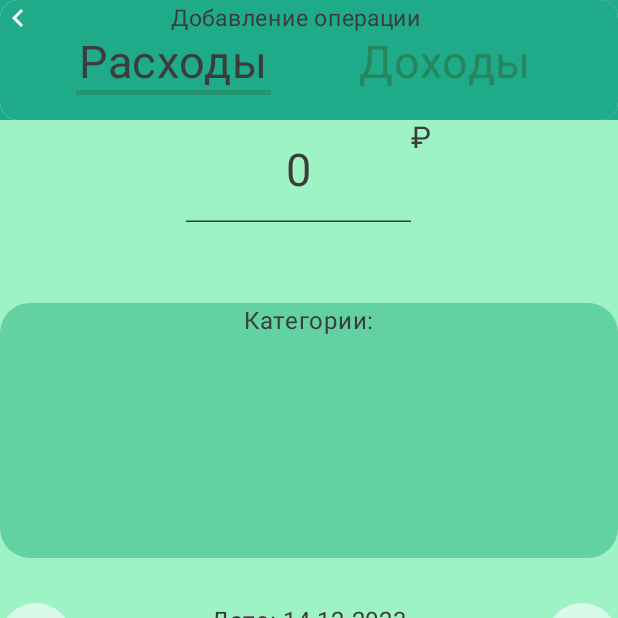
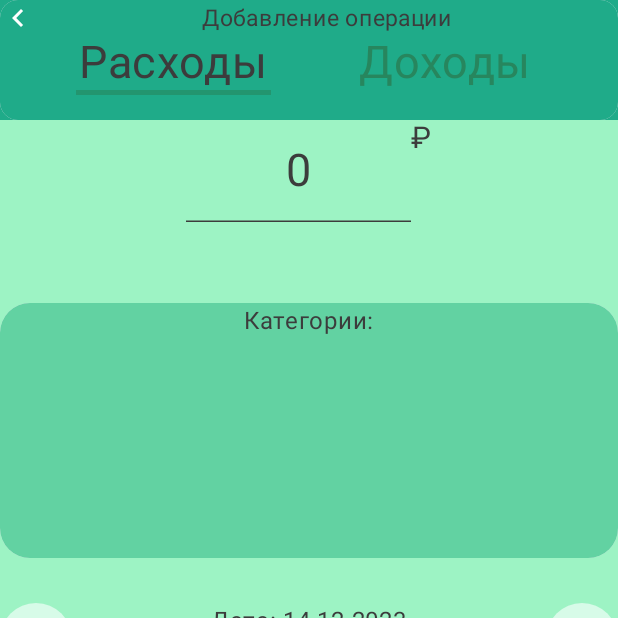
Before and after one commit to tel0p/Application_MyFinance_Kotlin, an Android app built with Jetpack Compose: the composable AddOperationWindow shown on its own in the app's theme, on a phone screen of 412 x 824 dp, the top half of it. Run offline under Robolectric (Android 15) with nearby library versions, the light colour scheme and no system bars; 7 statements that could not run were skipped.

Commit message:
Micro update

```diff
--- a/MyFinance/app/src/main/java/com/example/myfinance/screens/AddOperationWindow.kt
+++ b/MyFinance/app/src/main/java/com/example/myfinance/screens/AddOperationWindow.kt
@@ -20,9 +20,11 @@ import androidx.compose.foundation.layout.width
 import androidx.compose.foundation.lazy.grid.GridCells
 import androidx.compose.foundation.lazy.grid.LazyVerticalGrid
 import androidx.compose.foundation.lazy.grid.items
+import androidx.compose.foundation.rememberScrollState
 import androidx.compose.foundation.shape.CircleShape
 import androidx.compose.foundation.shape.RoundedCornerShape
 import androidx.compose.foundation.text.KeyboardOptions
+import androidx.compose.foundation.verticalScroll
 import androidx.compose.material.icons.Icons
 import androidx.compose.material.icons.filled.Add
 import androidx.compose.material.icons.filled.DateRange
@@ -125,6 +127,7 @@ fun AddOperationWindow() {
                     Column(
                         Modifier
                             .background(colorResource(R.color.backgroundColor))
+                            .verticalScroll(rememberScrollState())
                             .fillMaxSize(),
                         horizontalAlignment = Alignment.CenterHorizontally
                     ) {
@@ -318,12 +321,17 @@ fun AddOperationWindow() {
                                 goToMainWindow = true },
                             tint = Color.White
                         )
-                        Text(
-                            "Добавление операции",
-                            Modifier.padding(start = 90.dp),
-                            fontSize = 15.sp,
-                            color = colorResource(R.color.textColor)
-                        )
+                        Column(
+                            Modifier.fillMaxWidth(),
+                            horizontalAlignment = Alignment.CenterHorizontally,
+                            verticalArrangement = Arrangement.Center
+                        ) {
+                            Text(
+                                "Добавление операции",
+                                fontSize = 15.sp,
+                                color = colorResource(R.color.textColor)
+                            )
+                        }
                     }
                     Row(
                         Modifier.fillMaxWidth(),
```
Also changed, not shown: MyFinance/app/src/main/java/com/example/myfinance/screens/MainWindow.kt (+13 -7 lines).
